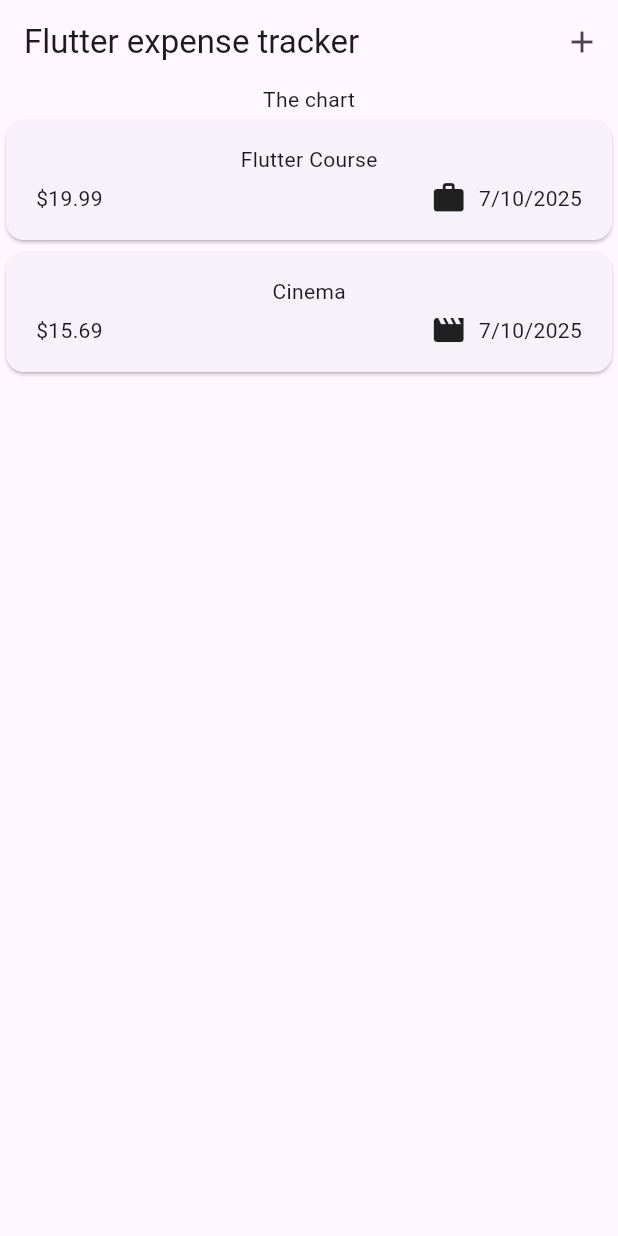
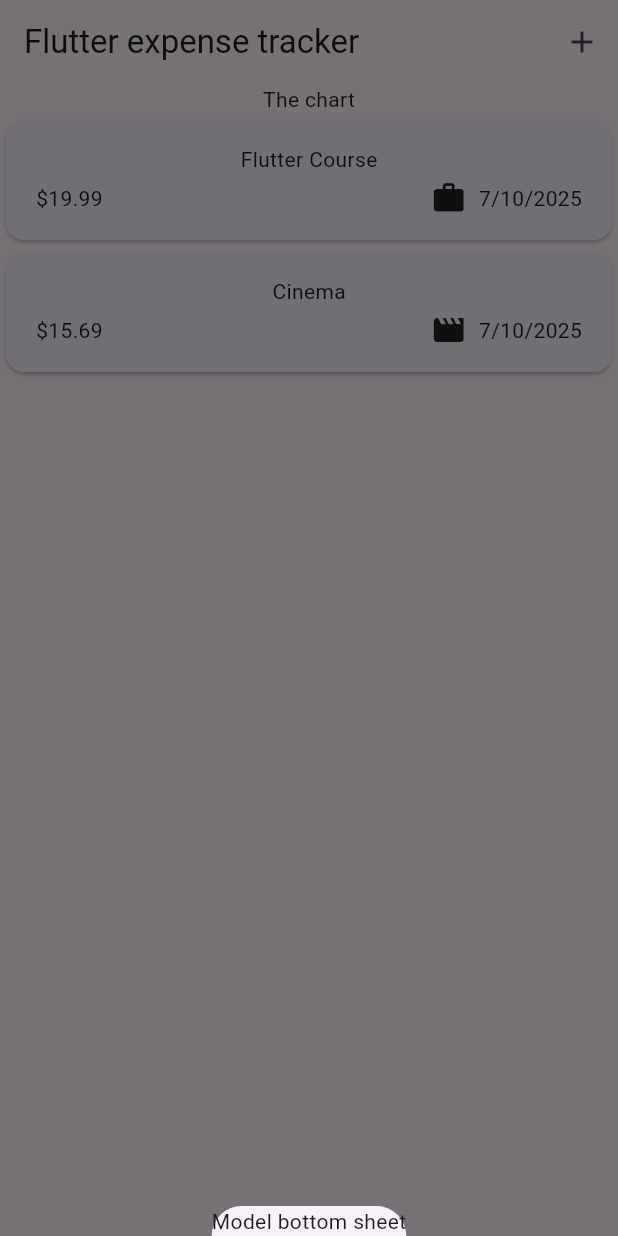
Before and after one commit to sweihmuller/Expense-Tracker, a Flutter app: the screen it shows after launch, after a tap on the "add" icon, on a phone screen of 412 x 824 dp. Run offline on Flutter 3.47's test engine with Material 3 defaults, Android fonts, the phone set to English and light mode, and no system bars.

Commit message:
Refactor add expense button to open a modal bottom sheet for better user interaction

```diff
--- a/lib/widgets/expenses.dart
+++ b/lib/widgets/expenses.dart
@@ -25,12 +25,25 @@ class _ExpenseState extends State<Expenses> {
       category: Category.leisure,
     ),
   ];
+
+  void _openAddExpenseOverlay() {
+    showModalBottomSheet(
+      context: context,
+      builder: (ctx) => Text("Model bottom sheet"),
+    );
+  }
+
   @override
   Widget build(context) {
     return Scaffold(
       appBar: AppBar(
         title: const Text("Flutter expense tracker"),
-        actions: [IconButton(onPressed: () {}, icon: const Icon(Icons.add))],
+        actions: [
+          IconButton(
+            onPressed: _openAddExpenseOverlay,
+            icon: const Icon(Icons.add),
+          ),
+        ],
       ),
       body: Column(
         children: [
```
